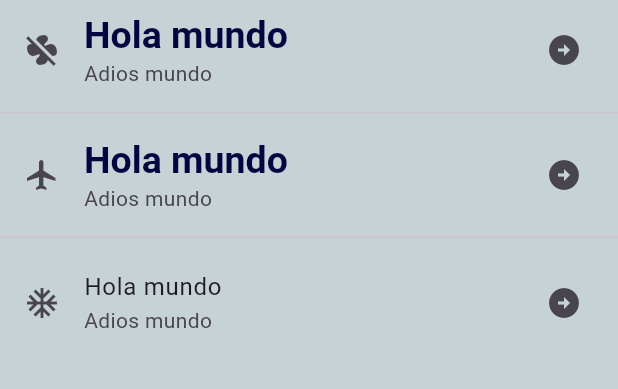
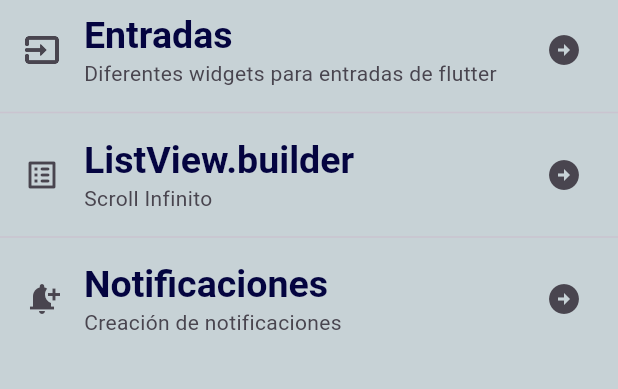
Before and after one commit to Rolando1233/componentes_flutter, a Flutter app: the screen it shows after launch, on a phone screen of 412 x 824 dp, the part 84-473 px from its top. Run offline on Flutter 3.47's test engine with Material 3 defaults, Android fonts, the phone set to English and light mode, and no system bars.

Commit message:
Changing the content of the ListTile

```diff
--- a/lib/home_screen.dart
+++ b/lib/home_screen.dart
@@ -12,28 +12,30 @@ class HomeScreen extends StatelessWidget {
         body: ListView(
           children: [
             ListTile(
-              leading: const Icon(Icons.mode_fan_off),
-            title: Text('Hola mundo',
+            leading: const Icon(Icons.input_outlined),
+            title: Text('Entradas',
               style: Theme.of(context).textTheme.headlineLarge,
               ),
-            subtitle: const Text('Adios mundo'),
+            subtitle: const Text('Diferentes widgets para entradas de flutter'),
             trailing: const  Icon(Icons.arrow_circle_right),
             ),
             const Divider(),
             ListTile(
-              leading: const Icon(Icons.flight),
-            title: Text('Hola mundo',
+              leading: const Icon(Icons.list_alt_rounded),
+            title: Text('ListView.builder',
               style: Theme.of(context).textTheme.headlineLarge,
               ),
-            subtitle: Text('Adios mundo'),
-            trailing: Icon(Icons.arrow_circle_right),
+            subtitle: const Text('Scroll Infinito'),
+            trailing: const Icon(Icons.arrow_circle_right),
             ),
-            Divider(),
+            const Divider(),
             ListTile(
-              leading: Icon(Icons.ac_unit_sharp),
-            title: Text('Hola mundo'),
-            subtitle: Text('Adios mundo'),
-            trailing: Icon(Icons.arrow_circle_right),
+              leading: const Icon(Icons.notification_add),
+            title: Text('Notificaciones',
+                style: Theme.of(context).textTheme.headlineLarge,
+              ),
+            subtitle: const Text('Creación de notificaciones'),
+            trailing: const Icon(Icons.arrow_circle_right),
             )
 
           ],
```
